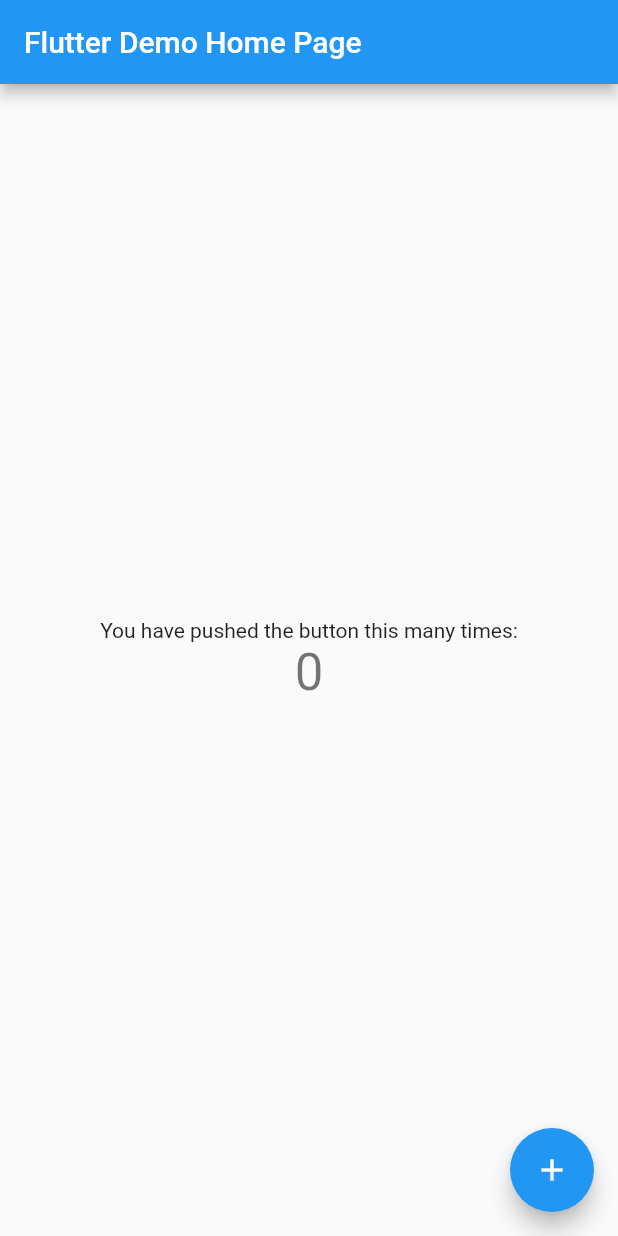
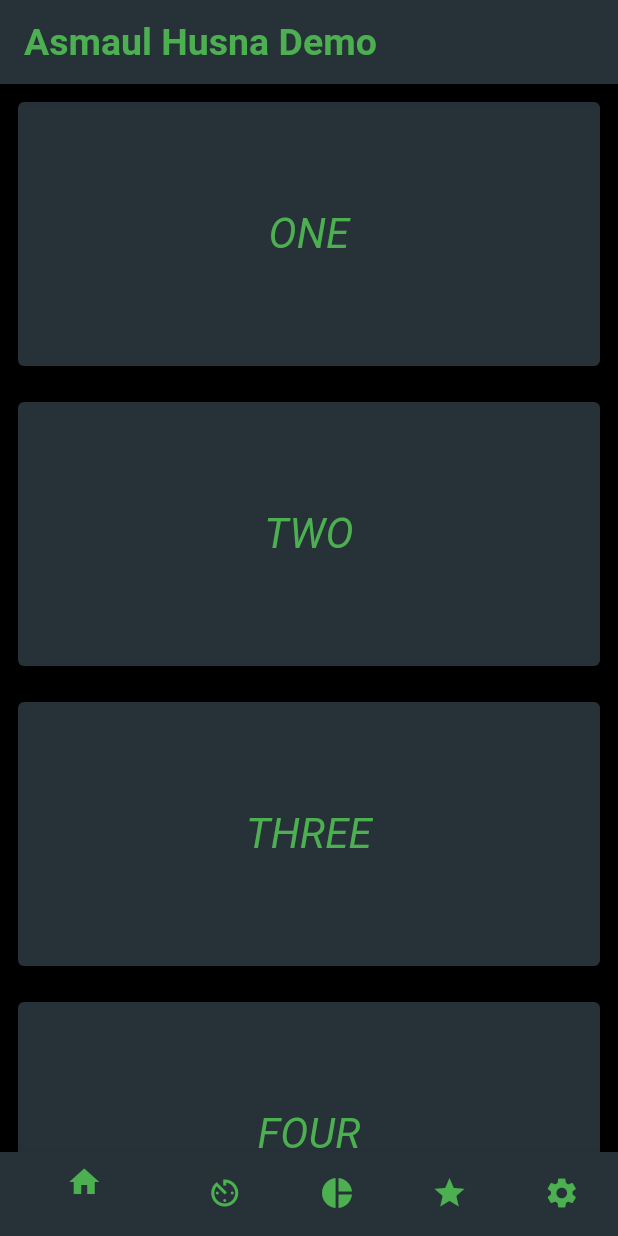
Before and after one commit to Mahi451/CirclesConsort, a Flutter app: the screen it shows after launch, on a phone screen of 412 x 824 dp. Run offline on Flutter 3.47's test engine with Material 2 defaults, Android fonts, the light colour scheme and no system bars.

Commit message:
Adding a new project

```diff
--- /dev/null
+++ b/lib/CardsDetails.dart
@@ -0,0 +1,50 @@
+import 'package:flutter/material.dart';
+
+class CardsDetails {
+  static final getData = {
+    "data": [
+      {
+        "Title": "ONE",
+      },
+      {
+        "Title": "TWO",
+      },
+      {
+        "Title": "THREE",
+      },
+      {
+        "Title": "FOUR",
+      },
+      {
+        "Title": "Five",
+      },
+      {
+        "Title": "Six",
+      },
+      {
+        "Title": "Seven",
+      },
+      {
+        "Title": "Eight",
+      },
+      {
+        "Title": "Nine",
+      },
+      {
+        "Title": "Ten",
+      },
+    ]
+  };
+  List _data;
+  CardsDetails() {
+    _data = getData["data"];
+  }
+
+  String fetchName(int index) {
+    return _data[index]["Title"];
+  }
+
+  int getLength() {
+    return _data.length;
+  }
+}
--- /dev/null
+++ b/lib/Home.dart
@@ -0,0 +1,64 @@
+import 'package:flutter/cupertino.dart';
+import 'package:flutter/material.dart';
+
+import 'CardsDetails.dart';
+
+class Home extends StatefulWidget {
+  @override
+  _HomeState createState() => _HomeState();
+}
+
+class _HomeState extends State<Home> {
+  CardsDetails _data = new CardsDetails();
+
+  @override
+  Widget build(BuildContext context) {
+    return MaterialApp(
+      home: Scaffold(
+        backgroundColor: Colors.black,
+        appBar: AppBar(
+          backgroundColor: Colors.blueGrey[900],
+          title: Text(
+            'Asmaul Husna Demo',
+            textAlign: TextAlign.center,
+            style: TextStyle(
+                fontSize: 25, color: Colors.green, fontWeight: FontWeight.bold),
+          ),
+        ),
+        body: Container(
+          child: Column(
+            children: <Widget>[
+              Expanded(
+                child: ListView.builder(
+                  itemCount: _data.getLength(),
+                  itemBuilder: (context, index) {
+                    return SizedBox(
+                      width: 60,
+                      height: 200,
+                      child: Padding(
+                        padding: EdgeInsets.all(8.0),
+                        child: Card(
+                          child: Center(
+                            child: Text(
+                              "${_data.fetchName(index)}",
+                              style: TextStyle(
+                                  color: Colors.green,
+                                  fontStyle: FontStyle.italic,
+                                  fontSize: 28),
+                              textAlign: TextAlign.center,
+                            ),
+                          ),
+                          color: Colors.blueGrey[900],
+                        ),
+                      ),
+                    );
+                  },
+                ),
+              ),
+            ],
+          ),
+        ),
+      ),
+    );
+  }
+}
--- /dev/null
+++ b/lib/HomePage.dart
@@ -0,0 +1,84 @@
+import 'package:flutter/cupertino.dart';
+import 'package:flutter/material.dart';
+import 'Home.dart';
+import 'DemoList.dart';
+import 'Quiz.dart';
+import 'Favorites.dart';
+import 'Settings.dart';
+
+class HomePage extends StatefulWidget {
+  @override
+  _HomePageState createState() => _HomePageState();
+}
+
+class _HomePageState extends State<HomePage> {
+  int _currentIndex = 0;
+
+  final List<Widget> _children = [
+    Home(),
+    DemoList(),
+    Quiz(),
+    Favorites(),
+    Settings(),
+  ];
+
+  void onTappedBar(int index) {
+    setState(() {
+      _currentIndex = index;
+    });
+  }
+
+  @override
+  Widget build(BuildContext context) {
+    return Scaffold(
+      backgroundColor: Colors.black,
+      body: _children[_currentIndex],
+      bottomNavigationBar: BottomNavigationBar(
+        onTap: onTappedBar,
+        currentIndex: _currentIndex,
+        items: <BottomNavigationBarItem>[
+          BottomNavigationBarItem(
+            icon: Icon(
+              Icons.home,
+              color: Colors.green,
+            ),
+            backgroundColor: Colors.blueGrey[900],
+            label: '',
+          ),
+          BottomNavigationBarItem(
+            icon: Icon(
+              Icons.av_timer,
+              color: Colors.green,
+            ),
+            backgroundColor: Colors.blueGrey[900],
+            label: '',
+          ),
+          BottomNavigationBarItem(
+            icon: Icon(
+              Icons.pie_chart,
+              color: Colors.green,
+            ),
+            backgroundColor: Colors.blueGrey[900],
+            label: '',
+          ),
+          BottomNavigationBarItem(
+            icon: Icon(
+              Icons.star,
+              color: Colors.green,
+            ),
+            backgroundColor: Colors.blueGrey[900],
+            label: '',
+          ),
+          BottomNavigationBarItem(
+            icon: Icon(
+              Icons.settings,
+              color: Colors.green,
+            ),
+            backgroundColor: Colors.blueGrey[900],
+            label: '',
+          ),
+        ],
+      ),
+    );
+  }
+}
--- a/lib/main.dart
+++ b/lib/main.dart
@@ -1,114 +1,18 @@
 import 'package:flutter/material.dart';
+import 'package:new_app/HomePage.dart';
 
-void main() {
-  runApp(MyApp());
-}
+void main() => runApp(MyApp());
 
 class MyApp extends StatelessWidget {
   // This widget is the root of your application.
   @override
   Widget build(BuildContext context) {
     return MaterialApp(
-      title: 'Flutter Demo',
+      title: 'Asmaul Husna Demo',
       theme: ThemeData(
-        // This is the theme of your application.
-        //
-        // Try running your application with "flutter run". You'll see the
-        // application has a blue toolbar. Then, without quitting the app, try
-        // changing the primarySwatch below to Colors.green and then invoke
-        // "hot reload" (press "r" in the console where you ran "flutter run",
-        // or simply save your changes to "hot reload" in a Flutter IDE).
-        // Notice that the counter didn't reset back to zero; the application
-        // is not restarted.
         primarySwatch: Colors.blue,
       ),
-      home: MyHomePage(title: 'Flutter Demo Home Page'),
+      home: HomePage(),
     );
   }
 }
-
-class MyHomePage extends StatefulWidget {
-  MyHomePage({Key key, this.title}) : super(key: key);
-
-  // This widget is the home page of your application. It is stateful, meaning
-  // that it has a State object (defined below) that contains fields that affect
-  // how it looks.
-
-  // This class is the configuration for the state. It holds the values (in this
-  // case the title) provided by the parent (in this case the App widget) and
-  // used by the build method of the State. Fields in a Widget subclass are
-  // always marked "final".
-
-  final String title;
-
-  @override
-  _MyHomePageState createState() => _MyHomePageState();
-}
-
-class _MyHomePageState extends State<MyHomePage> {
-  int _counter = 0;
-
-  void _incrementCounter() {
-    setState(() {
-      // This call to setState tells the Flutter framework that something has
-      // changed in this State, which causes it to rerun the build method below
-      // so that the display can reflect the updated values. If we changed
-      // _counter without calling setState(), then the build method would not be
-      // called again, and so nothing would appear to happen.
-      _counter++;
-    });
-  }
-
-  @override
-  Widget build(BuildContext context) {
-    // This method is rerun every time setState is called, for instance as done
-    // by the _incrementCounter method above.
-    //
-    // The Flutter framework has been optimized to make rerunning build methods
-    // fast, so that you can just rebuild anything that needs updating rather
-    // than having to individually change instances of widgets.
-    return Scaffold(
-      appBar: AppBar(
-        // Here we take the value from the MyHomePage object that was created by
-        // the App.build method, and use it to set our appbar title.
-        title: Text(widget.title),
-      ),
-      body: Center(
-        // Center is a layout widget. It takes a single child and positions it
-        // in the middle of the parent.
-        child: Column(
-          // Column is also a layout widget. It takes a list of children and
-          // arranges them vertically. By default, it sizes itself to fit its
-          // children horizontally, and tries to be as tall as its parent.
-          //
-          // Invoke "debug painting" (press "p" in the console, choose the
-          // "Toggle Debug Paint" action from the Flutter Inspector in Android
-          // Studio, or the "Toggle Debug Paint" command in Visual Studio Code)
-          // to see the wireframe for each widget.
-          //
-          // Column has various properties to control how it sizes itself and
-          // how it positions its children. Here we use mainAxisAlignment to
-          // center the children vertically; the main axis here is the vertical
-          // axis because Columns are vertical (the cross axis would be
-          // horizontal).
-          mainAxisAlignment: MainAxisAlignment.center,
-          children: <Widget>[
-            Text(
-              'You have pushed the button this many times:',
-            ),
-            Text(
-              '$_counter',
-              style: Theme.of(context).textTheme.headline4,
-              textAlign: TextAlign.center,
-            ),
-          ],
-        ),
-      ),
-      floatingActionButton: FloatingActionButton(
-        onPressed: _incrementCounter,
-        tooltip: 'Increment',
-        child: Icon(Icons.add),
-      ), // This trailing comma makes auto-formatting nicer for build methods.
-    );
-  }
-}
```
Also changed, not shown: lib/DemoList.dart (added, +24 -0 lines), lib/Favorites.dart (added, +24 -0 lines), lib/Quiz.dart (added, +24 -0 lines), lib/Settings.dart (added, +24 -0 lines).
